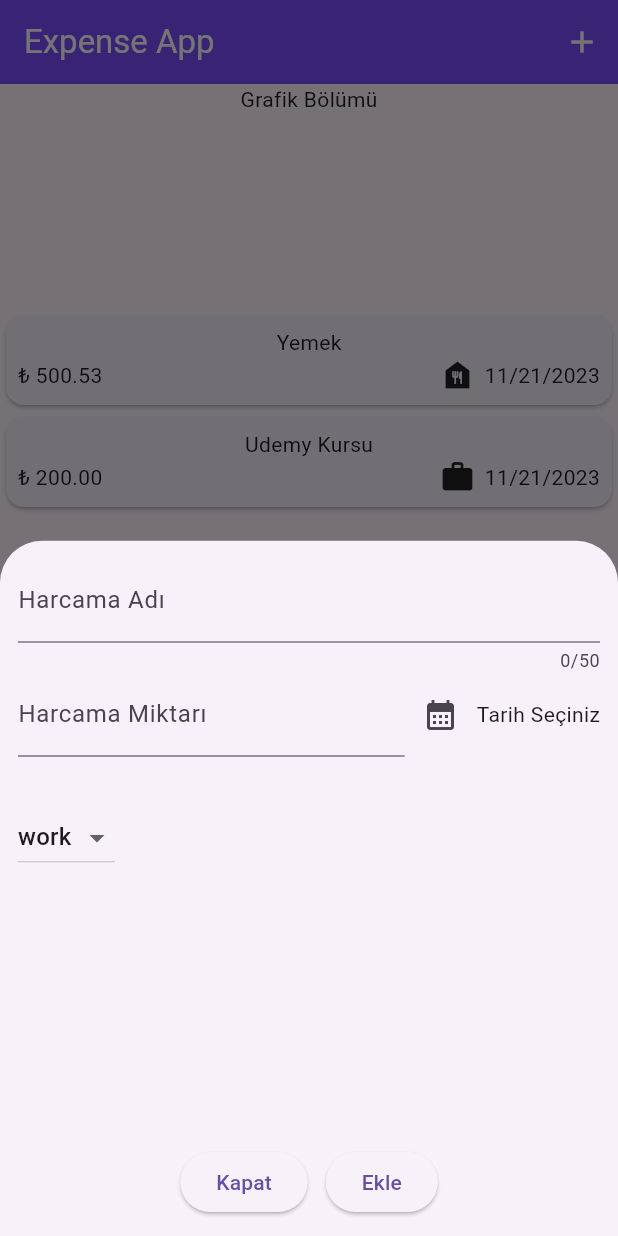
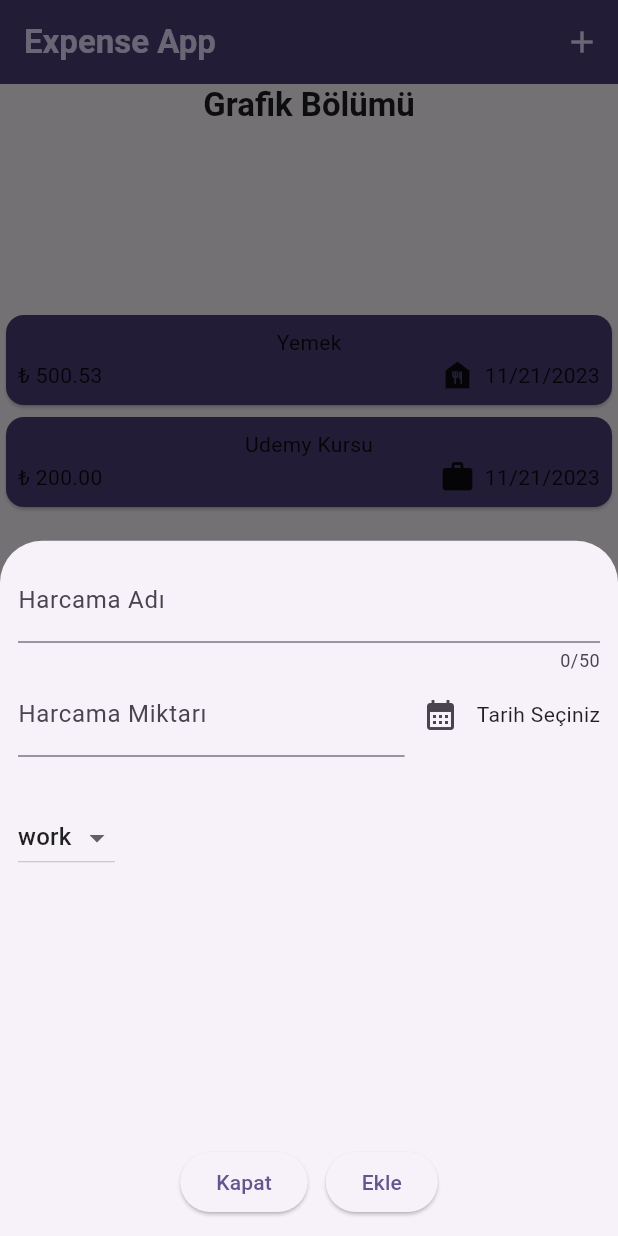
Before and after one commit to islomaniac/Tobeto_Expense_Appv3_2, a Flutter app: the screen it shows after launch, after a tap on the "add" icon, on a phone screen of 412 x 824 dp. Run offline on Flutter 3.47's test engine with Material 2 defaults, Android fonts, the phone set to English and light mode, and no system bars.

Commit message:
theme örnekleri

```diff
--- a/lib/main.dart
+++ b/lib/main.dart
@@ -1,10 +1,25 @@
 import 'package:expenseappv3/pages/main_page.dart';
 import 'package:flutter/material.dart';
+
+ColorScheme colorShceme1 = ColorScheme.fromSeed(seedColor: Colors.deepPurpleAccent);
 
 void main() {
   runApp(
     MaterialApp(
-      theme: ThemeData(useMaterial3: true),
+      theme: ThemeData(
+        useMaterial3: true,
+        colorScheme: colorShceme1,
+        cardTheme: CardTheme(
+          color: colorShceme1.onPrimaryContainer,
+        ),
+        appBarTheme: AppBarTheme(
+          color: colorShceme1.onPrimaryContainer,
+          foregroundColor: colorShceme1.primaryContainer,
+        ),
+        textTheme: ThemeData().textTheme.copyWith(
+              titleLarge: const TextStyle(fontWeight: FontWeight.bold),
+            ),
+      ),
       debugShowCheckedModeBanner: false,
       home: const MainPage(),
     ),
--- a/lib/pages/expenses_page.dart
+++ b/lib/pages/expenses_page.dart
@@ -17,9 +17,12 @@ class _ExpensesPageState extends State<ExpensesPage> {
   Widget build(BuildContext context) {
     return Center(
       child: Column(mainAxisAlignment: MainAxisAlignment.center, children: [
-        const SizedBox(
+        SizedBox(
           height: 150,
-          child: Text("Grafik Bölümü"),
+          child: Text(
+            "Grafik Bölümü",
+            style: Theme.of(context).textTheme.titleLarge,
+          ),
         ),
         Expanded(
           child: ListView.builder(
--- a/lib/pages/main_page.dart
+++ b/lib/pages/main_page.dart
@@ -32,9 +32,9 @@ class _MainPageState extends State<MainPage> {
   Widget build(BuildContext context) {
     return Scaffold(
       appBar: AppBar(
-        foregroundColor: Colors.white,
+        // foregroundColor: Colors.white,
         title: const Text("Expense App"),
-        backgroundColor: Colors.deepPurpleAccent,
+        // backgroundColor: Colors.deepPurpleAccent,
         actions: [
           IconButton(
               onPressed: () {
```
